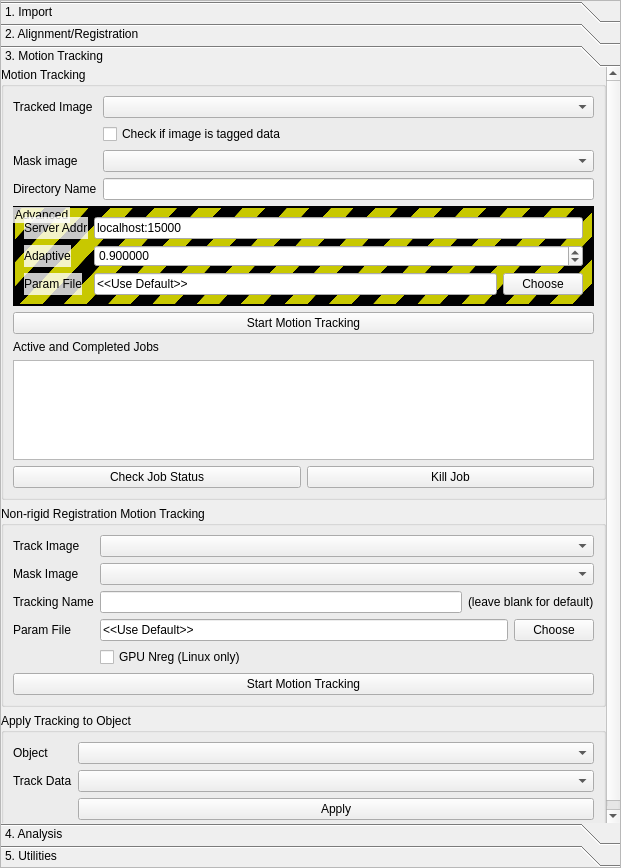
Before: the Qt Designer form src/ui/CardiacMotionProp.ui in ericspod/Eidolon, drawn with Qt 5.
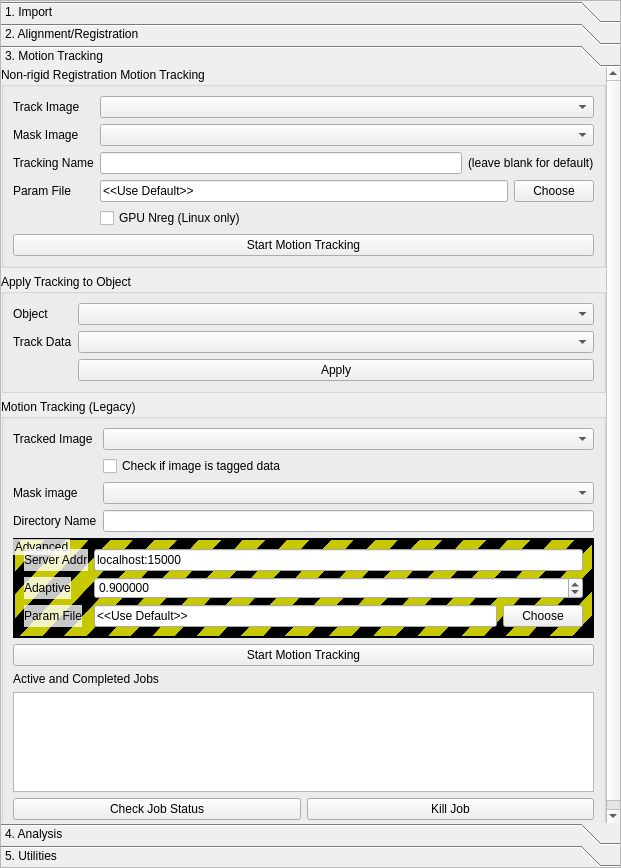
After: the same form once the commit is applied. The open tabs and pages were chosen to show the change.

Patch:
```diff
--- a/src/ui/CardiacMotionProp.ui
+++ b/src/ui/CardiacMotionProp.ui
@@ -443,7 +443,7 @@
       <property name="geometry">
        <rect>
         <x>0</x>
-        <y>-114</y>
+        <y>0</y>
         <width>606</width>
         <height>855</height>
        </rect>
@@ -462,7 +462,162 @@
         <number>0</number>
        </property>
        <item>
-        <widget class="QGroupBox" name="groupBox_3">
+        <widget class="QGroupBox" name="groupBox_19">
+         <property name="title">
+          <string>Non-rigid Registration Motion Tracking</string>
+         </property>
+         <layout class="QVBoxLayout" name="verticalLayout_14">
+          <item>
+           <layout class="QFormLayout" name="formLayout_19">
+            <property name="fieldGrowthPolicy">
+             <enum>QFormLayout::AllNonFixedFieldsGrow</enum>
+            </property>
+            <item row="0" column="0">
+             <widget class="QLabel" name="label_66">
+              <property name="text">
+               <string>Track Image</string>
+              </property>
+             </widget>
+            </item>
+            <item row="0" column="1">
+             <widget class="QComboBox" name="trackedNregBox"/>
+            </item>
+            <item row="2" column="0">
+             <widget class="QLabel" name="label_67">
+              <property name="text">
+               <string>Tracking Name</string>
+              </property>
+             </widget>
+            </item>
+            <item row="2" column="1">
+             <layout class="QHBoxLayout" name="horizontalLayout_14">
+              <item>
+               <widget class="QLineEdit" name="trackingNregName"/>
+              </item>
+              <item>
+               <widget class="QLabel" name="label_68">
+                <property name="text">
+                 <string>(leave blank for default)</string>
+                </property>
+               </widget>
+              </item>
+             </layout>
+            </item>
+            <item row="3" column="0">
+             <widget class="QLabel" name="label_69">
+              <property name="text">
+               <string>Param File</string>
+              </property>
+             </widget>
+            </item>
+            <item row="3" column="1">
+             <layout class="QHBoxLayout" name="horizontalLayout_15">
+              <item>
+               <widget class="QLineEdit" name="paramNRegEdit">
+                <property name="text">
+                 <string>&lt;&lt;Use Default&gt;&gt;</string>
+                </property>
+               </widget>
+              </item>
+              <item>
+               <widget class="QPushButton" name="chooseNRegParamButton">
+                <property name="text">
+                 <string>Choose</string>
+                </property>
+               </widget>
+              </item>
+             </layout>
+            </item>
+            <item row="1" column="0">
+             <widget class="QLabel" name="label_65">
+              <property name="text">
+               <string>Mask Image</string>
+              </property>
+             </widget>
+            </item>
+            <item row="1" column="1">
+             <widget class="QComboBox" name="maskNregBox"/>
+            </item>
+            <item row="4" column="1">
+             <widget class="QCheckBox" name="gpuNregCheck">
+              <property name="text">
+               <string>GPU Nreg (Linux only)</string>
+              </property>
+             </widget>
+            </item>
+           </layout>
+          </item>
+          <item>
+           <widget class="QPushButton" name="startNregButton">
+            <property name="text">
+             <string>Start Motion Tracking</string>
+            </property>
+           </widget>
+          </item>
+         </layout>
+        </widget>
+       </item>
+       <item>
+        <widget class="QGroupBox" name="groupBox_7">
+         <property name="title">
+          <string>Apply Tracking to Object</string>
+         </property>
+         <layout class="QFormLayout" name="formLayout_5">
+          <property name="fieldGrowthPolicy">
+           <enum>QFormLayout::AllNonFixedFieldsGrow</enum>
+          </property>
+          <item row="0" column="0">
+           <widget class="QLabel" name="label_20">
+            <property name="text">
+             <string>Object</string>
+            </property>
+           </widget>
+          </item>
+          <item row="0" column="1">
+           <widget class="QComboBox" name="trackObjBox">
+            <property name="sizePolicy">
+             <sizepolicy hsizetype="Expanding" vsizetype="Fixed">
+              <horstretch>0</horstretch>
+              <verstretch>0</verstretch>
+             </sizepolicy>
+            </property>
+           </widget>
+          </item>
+          <item row="1" column="0">
+           <widget class="QLabel" name="label_21">
+            <property name="text">
+             <string>Track Data</string>
+            </property>
+           </widget>
+          </item>
+          <item row="1" column="1">
+           <widget class="QComboBox" name="trackDataBox">
+            <property name="sizePolicy">
+             <sizepolicy hsizetype="Expanding" vsizetype="Fixed">
+              <horstretch>0</horstretch>
+              <verstretch>0</verstretch>
+             </sizepolicy>
+            </property>
+           </widget>
+          </item>
+          <item row="3" column="1">
+           <widget class="QPushButton" name="applyTrackButton">
+            <property name="sizePolicy">
+             <sizepolicy hsizetype="Expanding" vsizetype="Fixed">
+              <horstretch>0</horstretch>
+              <verstretch>0</verstretch>
+             </sizepolicy>
+            </property>
+            <property name="text">
+             <string>Apply</string>
+            </property>
+           </widget>
+          </item>
+         </layout>
+        </widget>
+       </item>
+       <item>
+        <widget class="QGroupBox" name="legacyBox">
          <property name="minimumSize">
           <size>
            <width>0</width>
@@ -470,7 +625,7 @@
           </size>
          </property>
          <property name="title">
-          <string>Motion Tracking</string>
+          <string>Motion Tracking (Legacy)</string>
          </property>
          <layout class="QVBoxLayout" name="verticalLayout_5">
           <item>
@@ -691,161 +846,6 @@
          </layout>
         </widget>
        </item>
-       <item>
-        <widget class="QGroupBox" name="groupBox_19">
-         <property name="title">
-          <string>Non-rigid Registration Motion Tracking</string>
-         </property>
-         <layout class="QVBoxLayout" name="verticalLayout_14">
-          <item>
-           <layout class="QFormLayout" name="formLayout_19">
-            <property name="fieldGrowthPolicy">
-             <enum>QFormLayout::AllNonFixedFieldsGrow</enum>
-            </property>
-            <item row="0" column="0">
-             <widget class="QLabel" name="label_66">
-              <property name="text">
-               <string>Track Image</string>
-              </property>
-             </widget>
-            </item>
-            <item row="0" column="1">
-             <widget class="QComboBox" name="trackedNregBox"/>
-            </item>
-            <item row="2" column="0">
-             <widget class="QLabel" name="label_67">
-              <property name="text">
-               <string>Tracking Name</string>
-              </property>
-             </widget>
-            </item>
-            <item row="2" column="1">
-             <layout class="QHBoxLayout" name="horizontalLayout_14">
-              <item>
-               <widget class="QLineEdit" name="trackingNregName"/>
-              </item>
-              <item>
-               <widget class="QLabel" name="label_68">
-                <property name="text">
-                 <string>(leave blank for default)</string>
-                </property>
-               </widget>
-              </item>
-             </layout>
-            </item>
-            <item row="3" column="0">
-             <widget class="QLabel" name="label_69">
-              <property name="text">
-               <string>Param File</string>
-              </property>
-             </widget>
-            </item>
-            <item row="3" column="1">
-             <layout class="QHBoxLayout" name="horizontalLayout_15">
-              <item>
-               <widget class="QLineEdit" name="paramNRegEdit">
-                <property name="text">
-                 <string>&lt;&lt;Use Default&gt;&gt;</string>
-                </property>
-               </widget>
-              </item>
-              <item>
-               <widget class="QPushButton" name="chooseNRegParamButton">
-                <property name="text">
-                 <string>Choose</string>
-                </property>
-               </widget>
-              </item>
-             </layout>
-            </item>
-            <item row="1" column="0">
-             <widget class="QLabel" name="label_65">
-              <property name="text">
-               <string>Mask Image</string>
-              </property>
-             </widget>
-            </item>
-            <item row="1" column="1">
-             <widget class="QComboBox" name="maskNregBox"/>
-            </item>
-            <item row="4" column="1">
-             <widget class="QCheckBox" name="gpuNregCheck">
-              <property name="text">
-               <string>GPU Nreg (Linux only)</string>
-              </property>
-             </widget>
-            </item>
-           </layout>
-          </item>
-          <item>
-           <widget class="QPushButton" name="startNregButton">
-            <property name="text">
-             <string>Start Motion Tracking</string>
-            </property>
-           </widget>
-          </item>
-         </layout>
-        </widget>
-       </item>
-       <item>
-        <widget class="QGroupBox" name="groupBox_7">
-         <property name="title">
-          <string>Apply Tracking to Object</string>
-         </property>
-         <layout class="QFormLayout" name="formLayout_5">
-          <property name="fieldGrowthPolicy">
-           <enum>QFormLayout::AllNonFixedFieldsGrow</enum>
-          </property>
-          <item row="0" column="0">
-           <widget class="QLabel" name="label_20">
-            <property name="text">
-             <string>Object</string>
-            </property>
-           </widget>
-          </item>
-          <item row="0" column="1">
-           <widget class="QComboBox" name="trackObjBox">
-            <property name="sizePolicy">
-             <sizepolicy hsizetype="Expanding" vsizetype="Fixed">
-              <horstretch>0</horstretch>
-              <verstretch>0</verstretch>
-             </sizepolicy>
-            </property>
-           </widget>
-          </item>
-          <item row="1" column="0">
-           <widget class="QLabel" name="label_21">
-            <property name="text">
-             <string>Track Data</string>
-            </property>
-           </widget>
-          </item>
-          <item row="1" column="1">
-           <widget class="QComboBox" name="trackDataBox">
-            <property name="sizePolicy">
-             <sizepolicy hsizetype="Expanding" vsizetype="Fixed">
-              <horstretch>0</horstretch>
-              <verstretch>0</verstretch>
-             </sizepolicy>
-            </property>
-           </widget>
-          </item>
-          <item row="3" column="1">
-           <widget class="QPushButton" name="applyTrackButton">
-            <property name="sizePolicy">
-             <sizepolicy hsizetype="Expanding" vsizetype="Fixed">
-              <horstretch>0</horstretch>
-              <verstretch>0</verstretch>
-             </sizepolicy>
-            </property>
-            <property name="text">
-             <string>Apply</string>
-            </property>
-           </widget>
-          </item>
-         </layout>
-        </widget>
-       </item>
       </layout>
      </widget>
      <widget class="QWidget" name="page_5">
```
Left out of the diff: 4 changed lines with no effect on the pictures.
